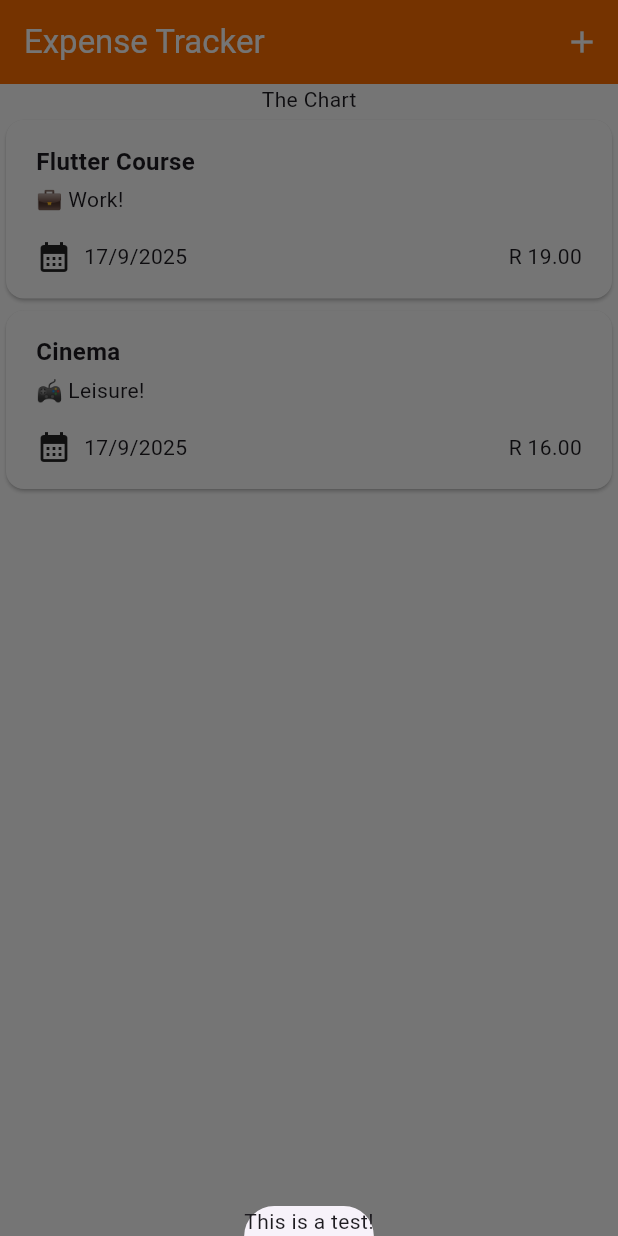
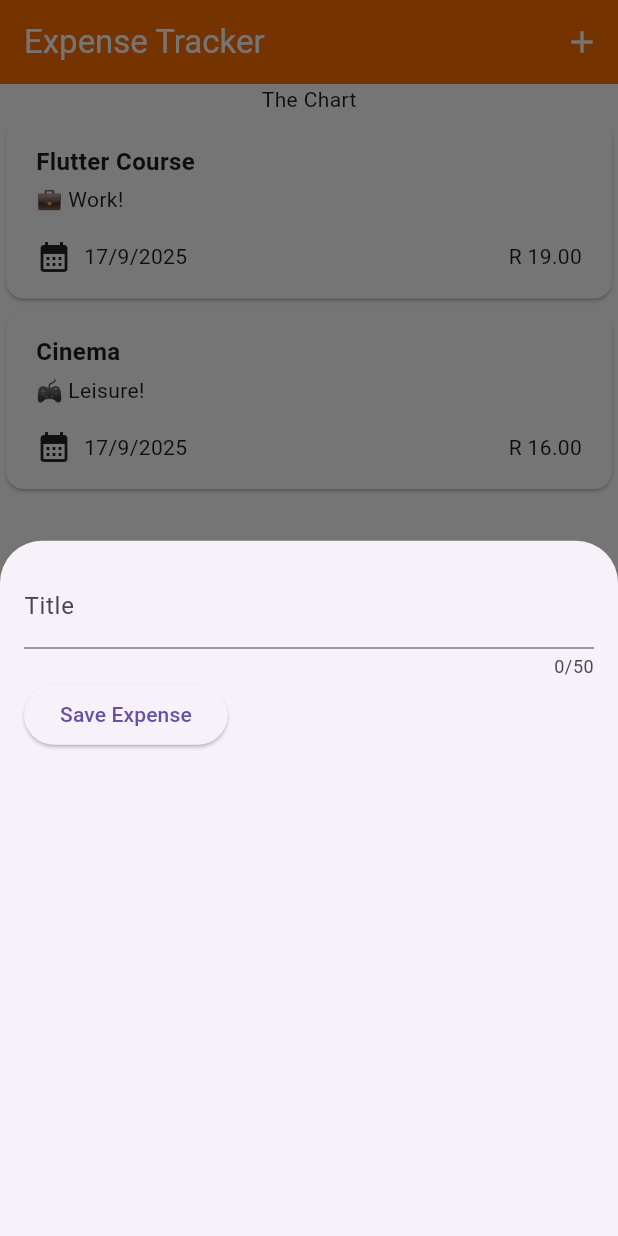
Before and after one commit to ChrisJoshRoberts/flutter-expense-tracker, a Flutter app: the screen it shows after launch, after a tap on the "add" icon, on a phone screen of 412 x 824 dp. Run offline on Flutter 3.47's test engine with Material 3 defaults, Android fonts, the phone set to English and light mode, and no system bars.

Commit message:
adding text input update

```diff
--- a/lib/expenses.dart
+++ b/lib/expenses.dart
@@ -1,4 +1,5 @@
 import 'package:expense_tracker/widgets/expenses_list/expenses_list.dart';
+import 'package:expense_tracker/widgets/new_expense.dart';
 import 'package:flutter/material.dart';
 import 'package:expense_tracker/models/expense.dart';
 
@@ -31,7 +32,7 @@ class _ExpensesState extends State<Expenses> {
     showModalBottomSheet(
       context: context,
       builder: (ctx) {
-        return Text('This is a test!');
+        return NewExpense();
       },
     );
   }
--- /dev/null
+++ b/lib/widgets/new_expense.dart
@@ -0,0 +1,43 @@
+import 'package:flutter/material.dart';
+
+class NewExpense extends StatefulWidget {
+  const NewExpense({super.key});
+
+  @override
+  State<NewExpense> createState() {
+    return _NewExpenseState();
+  }
+}
+
+class _NewExpenseState extends State<NewExpense> {
+  var _enteredTitle = '';
+  void _saveTitleInput(String inputValue) {
+    _enteredTitle = inputValue;
+  }
+
+  @override
+  Widget build(context) {
+    return Padding(
+      padding: const EdgeInsets.all(16),
+      child: Column(
+        children: [
+          TextField(
+            onChanged: _saveTitleInput,
+            maxLength: 50,
+            decoration: InputDecoration(labelText: 'Title'),
+          ),
+          Row(
+            children: [
+              ElevatedButton(
+                onPressed: () {
+                  print(_enteredTitle);
+                },
+                child: Text('Save Expense'),
+              ),
+            ],
+          ),
+        ],
+      ),
+    );
+  }
+}
```
